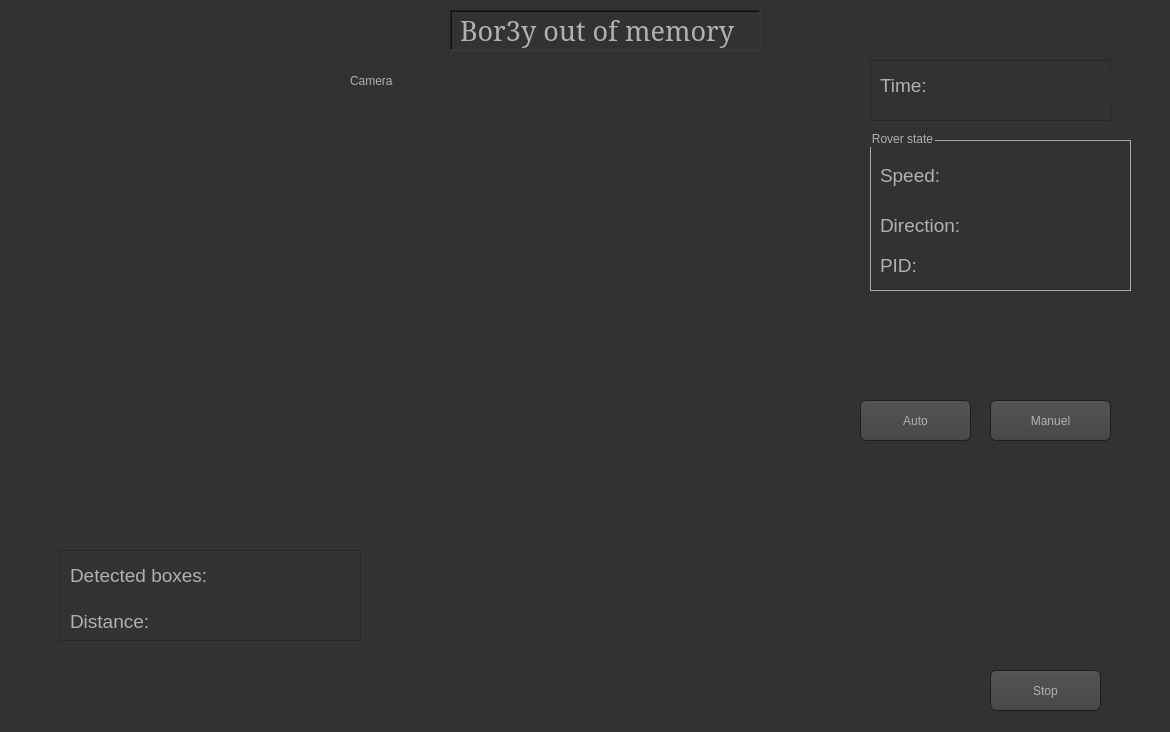
This is Ros2_ws/src/gui/gui/ui/rover_main.ui in youssef1404/Cleaning_Robot_Project as Qt 5 draws it before an edit. The edited form follows.
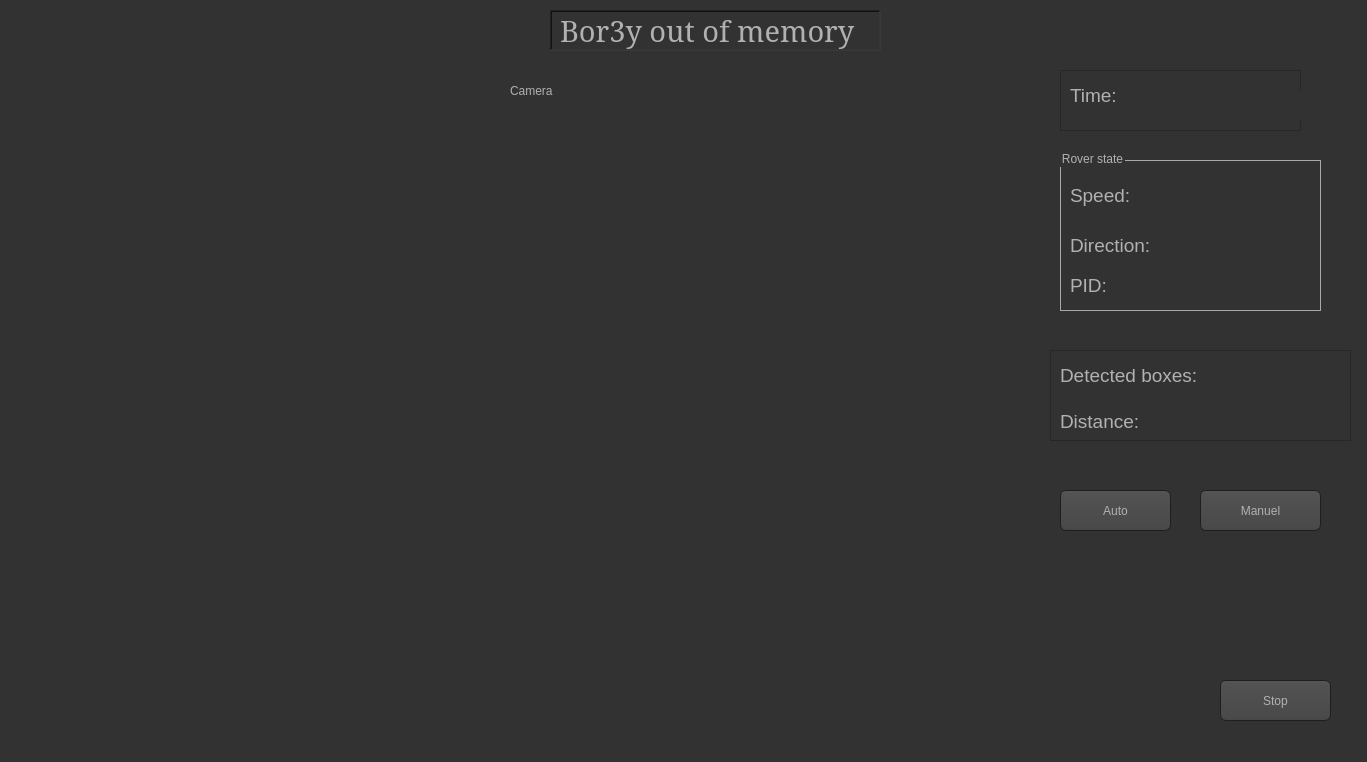
This is the edited form. Icons and pictures are not drawn.

The edit to the form file:
```diff
--- a/Ros2_ws/src/gui/gui/ui/rover_main.ui
+++ b/Ros2_ws/src/gui/gui/ui/rover_main.ui
@@ -6,10 +6,452 @@
    <rect>
     <x>0</x>
     <y>0</y>
-    <width>1170</width>
-    <height>732</height>
+    <width>1367</width>
+    <height>762</height>
    </rect>
   </property>
+  <property name="palette">
+   <palette>
+    <active>
+     <colorrole role="WindowText">
+      <brush brushstyle="SolidPattern">
+       <color alpha="255">
+        <red>0</red>
+        <green>0</green>
+        <blue>0</blue>
+       </color>
+      </brush>
+     </colorrole>
+     <colorrole role="Button">
+      <brush brushstyle="SolidPattern">
+       <color alpha="255">
+        <red>224</red>
+        <green>27</green>
+        <blue>36</blue>
+       </color>
+      </brush>
+     </colorrole>
+     <colorrole role="Light">
+      <brush brushstyle="SolidPattern">
+       <color alpha="255">
+        <red>255</red>
+        <green>112</green>
+        <blue>118</blue>
+       </color>
+      </brush>
+     </colorrole>
+     <colorrole role="Midlight">
+      <brush brushstyle="SolidPattern">
+       <color alpha="255">
+        <red>239</red>
+        <green>69</green>
+        <blue>77</blue>
+       </color>
+      </brush>
+     </colorrole>
+     <colorrole role="Dark">
+      <brush brushstyle="SolidPattern">
+       <color alpha="255">
+        <red>112</red>
+        <green>13</green>
+        <blue>18</blue>
+       </color>
+      </brush>
+     </colorrole>
+     <colorrole role="Mid">
+      <brush brushstyle="SolidPattern">
+       <color alpha="255">
+        <red>149</red>
+        <green>18</green>
+        <blue>24</blue>
+       </color>
+      </brush>
+     </colorrole>
+     <colorrole role="Text">
+      <brush brushstyle="SolidPattern">
+       <color alpha="255">
+        <red>0</red>
+        <green>0</green>
+        <blue>0</blue>
+       </color>
+      </brush>
+     </colorrole>
+     <colorrole role="BrightText">
+      <brush brushstyle="SolidPattern">
+       <color alpha="255">
+        <red>255</red>
+        <green>255</green>
+        <blue>255</blue>
+       </color>
+      </brush>
+     </colorrole>
+     <colorrole role="ButtonText">
+      <brush brushstyle="SolidPattern">
+       <color alpha="255">
+        <red>0</red>
+        <green>0</green>
+        <blue>0</blue>
+       </color>
+      </brush>
+     </colorrole>
+     <colorrole role="Base">
+      <brush brushstyle="SolidPattern">
+       <color alpha="255">
+        <red>255</red>
+        <green>255</green>
+        <blue>255</blue>
+       </color>
+      </brush>
+     </colorrole>
+     <colorrole role="Window">
+      <brush brushstyle="SolidPattern">
+       <color alpha="255">
+        <red>224</red>
+        <green>27</green>
+        <blue>36</blue>
+       </color>
+      </brush>
+     </colorrole>
+     <colorrole role="Shadow">
+      <brush brushstyle="SolidPattern">
+       <color alpha="255">
+        <red>0</red>
+        <green>0</green>
+        <blue>0</blue>
+       </color>
+      </brush>
+     </colorrole>
+     <colorrole role="AlternateBase">
+      <brush brushstyle="SolidPattern">
+       <color alpha="255">
+        <red>239</red>
+        <green>141</green>
+        <blue>145</blue>
+       </color>
+      </brush>
+     </colorrole>
+     <colorrole role="ToolTipBase">
+      <brush brushstyle="SolidPattern">
+       <color alpha="255">
+        <red>255</red>
+        <green>255</green>
+        <blue>220</blue>
+       </color>
+      </brush>
+     </colorrole>
+     <colorrole role="ToolTipText">
+      <brush brushstyle="SolidPattern">
+       <color alpha="255">
+        <red>0</red>
+        <green>0</green>
+        <blue>0</blue>
+       </color>
+      </brush>
+     </colorrole>
+     <colorrole role="PlaceholderText">
+      <brush brushstyle="SolidPattern">
+       <color alpha="128">
+        <red>0</red>
+        <green>0</green>
+        <blue>0</blue>
+       </color>
+      </brush>
+     </colorrole>
+    </active>
+    <inactive>
+     <colorrole role="WindowText">
+      <brush brushstyle="SolidPattern">
+       <color alpha="255">
+        <red>0</red>
+        <green>0</green>
+        <blue>0</blue>
+       </color>
+      </brush>
+     </colorrole>
+     <colorrole role="Button">
+      <brush brushstyle="SolidPattern">
+       <color alpha="255">
+        <red>224</red>
+        <green>27</green>
+        <blue>36</blue>
+       </color>
+      </brush>
+     </colorrole>
+     <colorrole role="Light">
+      <brush brushstyle="SolidPattern">
+       <color alpha="255">
+        <red>255</red>
+        <green>112</green>
+        <blue>118</blue>
+       </color>
+      </brush>
+     </colorrole>
+     <colorrole role="Midlight">
+      <brush brushstyle="SolidPattern">
+       <color alpha="255">
+        <red>239</red>
+        <green>69</green>
+        <blue>77</blue>
+       </color>
+      </brush>
+     </colorrole>
+     <colorrole role="Dark">
+      <brush brushstyle="SolidPattern">
+       <color alpha="255">
+        <red>112</red>
+        <green>13</green>
+        <blue>18</blue>
+       </color>
+      </brush>
+     </colorrole>
+     <colorrole role="Mid">
+      <brush brushstyle="SolidPattern">
+       <color alpha="255">
+        <red>149</red>
+        <green>18</green>
+        <blue>24</blue>
+       </color>
+      </brush>
+     </colorrole>
+     <colorrole role="Text">
+      <brush brushstyle="SolidPattern">
+       <color alpha="255">
+        <red>0</red>
+        <green>0</green>
+        <blue>0</blue>
+       </color>
+      </brush>
+     </colorrole>
+     <colorrole role="BrightText">
+      <brush brushstyle="SolidPattern">
+       <color alpha="255">
+        <red>255</red>
+        <green>255</green>
+        <blue>255</blue>
+       </color>
+      </brush>
+     </colorrole>
+     <colorrole role="ButtonText">
+      <brush brushstyle="SolidPattern">
+       <color alpha="255">
+        <red>0</red>
+        <green>0</green>
+        <blue>0</blue>
+       </color>
+      </brush>
+     </colorrole>
+     <colorrole role="Base">
+      <brush brushstyle="SolidPattern">
+       <color alpha="255">
+        <red>255</red>
+        <green>255</green>
+        <blue>255</blue>
+       </color>
+      </brush>
+     </colorrole>
+     <colorrole role="Window">
+      <brush brushstyle="SolidPattern">
+       <color alpha="255">
+        <red>224</red>
+        <green>27</green>
+        <blue>36</blue>
+       </color>
+      </brush>
+     </colorrole>
+     <colorrole role="Shadow">
+      <brush brushstyle="SolidPattern">
+       <color alpha="255">
+        <red>0</red>
+        <green>0</green>
+        <blue>0</blue>
+       </color>
+      </brush>
+     </colorrole>
+     <colorrole role="AlternateBase">
+      <brush brushstyle="SolidPattern">
+       <color alpha="255">
+        <red>239</red>
+        <green>141</green>
+        <blue>145</blue>
+       </color>
+      </brush>
+     </colorrole>
+     <colorrole role="ToolTipBase">
+      <brush brushstyle="SolidPattern">
+       <color alpha="255">
+        <red>255</red>
+        <green>255</green>
+        <blue>220</blue>
+       </color>
+      </brush>
+     </colorrole>
+     <colorrole role="ToolTipText">
+      <brush brushstyle="SolidPattern">
+       <color alpha="255">
+        <red>0</red>
+        <green>0</green>
+        <blue>0</blue>
+       </color>
+      </brush>
+     </colorrole>
+     <colorrole role="PlaceholderText">
+      <brush brushstyle="SolidPattern">
+       <color alpha="128">
+        <red>0</red>
+        <green>0</green>
+        <blue>0</blue>
+       </color>
+      </brush>
+     </colorrole>
+    </inactive>
+    <disabled>
+     <colorrole role="WindowText">
+      <brush brushstyle="SolidPattern">
+       <color alpha="255">
+        <red>112</red>
+        <green>13</green>
+        <blue>18</blue>
+       </color>
+      </brush>
+     </colorrole>
+     <colorrole role="Button">
+      <brush brushstyle="SolidPattern">
+       <color alpha="255">
+        <red>224</red>
+        <green>27</green>
+        <blue>36</blue>
+       </color>
+      </brush>
+     </colorrole>
+     <colorrole role="Light">
+      <brush brushstyle="SolidPattern">
+       <color alpha="255">
+        <red>255</red>
+        <green>112</green>
+        <blue>118</blue>
+       </color>
+      </brush>
+     </colorrole>
+     <colorrole role="Midlight">
+      <brush brushstyle="SolidPattern">
+       <color alpha="255">
+        <red>239</red>
+        <green>69</green>
+        <blue>77</blue>
+       </color>
+      </brush>
+     </colorrole>
+     <colorrole role="Dark">
+      <brush brushstyle="SolidPattern">
+       <color alpha="255">
+        <red>112</red>
+        <green>13</green>
+        <blue>18</blue>
+       </color>
+      </brush>
+     </colorrole>
+     <colorrole role="Mid">
+      <brush brushstyle="SolidPattern">
+       <color alpha="255">
+        <red>149</red>
+        <green>18</green>
+        <blue>24</blue>
+       </color>
+      </brush>
+     </colorrole>
+     <colorrole role="Text">
+      <brush brushstyle="SolidPattern">
+       <color alpha="255">
+        <red>112</red>
+        <green>13</green>
+        <blue>18</blue>
+       </color>
+      </brush>
+     </colorrole>
+     <colorrole role="BrightText">
+      <brush brushstyle="SolidPattern">
+       <color alpha="255">
+        <red>255</red>
+        <green>255</green>
+        <blue>255</blue>
+       </color>
+      </brush>
+     </colorrole>
+     <colorrole role="ButtonText">
+      <brush brushstyle="SolidPattern">
+       <color alpha="255">
+        <red>112</red>
+        <green>13</green>
+        <blue>18</blue>
+       </color>
+      </brush>
+     </colorrole>
+     <colorrole role="Base">
+      <brush brushstyle="SolidPattern">
+       <color alpha="255">
+        <red>224</red>
+        <green>27</green>
+        <blue>36</blue>
+       </color>
+      </brush>
+     </colorrole>
+     <colorrole role="Window">
+      <brush brushstyle="SolidPattern">
+       <color alpha="255">
+        <red>224</red>
+        <green>27</green>
+        <blue>36</blue>
+       </color>
+      </brush>
+     </colorrole>
+     <colorrole role="Shadow">
+      <brush brushstyle="SolidPattern">
+       <color alpha="255">
+        <red>0</red>
+        <green>0</green>
+        <blue>0</blue>
+       </color>
+      </brush>
+     </colorrole>
+     <colorrole role="AlternateBase">
+      <brush brushstyle="SolidPattern">
+       <color alpha="255">
+        <red>224</red>
+        <green>27</green>
+        <blue>36</blue>
+       </color>
+      </brush>
+     </colorrole>
+     <colorrole role="ToolTipBase">
+      <brush brushstyle="SolidPattern">
+       <color alpha="255">
+        <red>255</red>
+        <green>255</green>
+        <blue>220</blue>
+       </color>
+      </brush>
+     </colorrole>
+     <colorrole role="ToolTipText">
+      <brush brushstyle="SolidPattern">
+       <color alpha="255">
+        <red>0</red>
+        <green>0</green>
+        <blue>0</blue>
+       </color>
+      </brush>
+     </colorrole>
+     <colorrole role="PlaceholderText">
+      <brush brushstyle="SolidPattern">
+       <color alpha="128">
+        <red>0</red>
+        <green>0</green>
+        <blue>0</blue>
+       </color>
+      </brush>
+     </colorrole>
+    </disabled>
+   </palette>
+  </property>
   <property name="font">
    <font>
     <stylestrategy>PreferDefault</stylestrategy>
@@ -541,8 +983,8 @@
   <widget class="QGroupBox" name="groupBox">
    <property name="geometry">
     <rect>
-     <x>870</x>
-     <y>130</y>
+     <x>1060</x>
+     <y>150</y>
      <width>261</width>
      <height>161</height>
     </rect>
@@ -657,8 +1099,8 @@
   <widget class="QFrame" name="frame_4">
    <property name="geometry">
     <rect>
-     <x>60</x>
-     <y>550</y>
+     <x>1050</x>
+     <y>350</y>
      <width>301</width>
      <height>91</height>
     </rect>
@@ -721,7 +1163,7 @@
    <widget class="QLabel" name="dis_label">
     <property name="geometry">
      <rect>
-      <x>140</x>
+      <x>150</x>
       <y>50</y>
       <width>91</width>
       <height>31</height>
@@ -735,10 +1177,10 @@
   <widget class="QLabel" name="camera_label">
    <property name="geometry">
     <rect>
-     <x>30</x>
-     <y>70</y>
-     <width>741</width>
-     <height>421</height>
+     <x>60</x>
+     <y>120</y>
+     <width>960</width>
+     <height>540</height>
     </rect>
    </property>
    <property name="text">
@@ -748,16 +1190,458 @@
   <widget class="QLabel" name="label_9">
    <property name="geometry">
     <rect>
-     <x>450</x>
+     <x>550</x>
      <y>10</y>
-     <width>311</width>
+     <width>331</width>
      <height>41</height>
     </rect>
    </property>
+   <property name="palette">
+    <palette>
+     <active>
+      <colorrole role="WindowText">
+       <brush brushstyle="SolidPattern">
+        <color alpha="255">
+         <red>255</red>
+         <green>255</green>
+         <blue>255</blue>
+        </color>
+       </brush>
+      </colorrole>
+      <colorrole role="Button">
+       <brush brushstyle="SolidPattern">
+        <color alpha="255">
+         <red>0</red>
+         <green>0</green>
+         <blue>0</blue>
+        </color>
+       </brush>
+      </colorrole>
+      <colorrole role="Light">
+       <brush brushstyle="SolidPattern">
+        <color alpha="255">
+         <red>0</red>
+         <green>0</green>
+         <blue>0</blue>
+        </color>
+       </brush>
+      </colorrole>
+      <colorrole role="Midlight">
+       <brush brushstyle="SolidPattern">
+        <color alpha="255">
+         <red>0</red>
+         <green>0</green>
+         <blue>0</blue>
+        </color>
+       </brush>
+      </colorrole>
+      <colorrole role="Dark">
+       <brush brushstyle="SolidPattern">
+        <color alpha="255">
+         <red>0</red>
+         <green>0</green>
+         <blue>0</blue>
+        </color>
+       </brush>
+      </colorrole>
+      <colorrole role="Mid">
+       <brush brushstyle="SolidPattern">
+        <color alpha="255">
+         <red>0</red>
+         <green>0</green>
+         <blue>0</blue>
+        </color>
+       </brush>
+      </colorrole>
+      <colorrole role="Text">
+       <brush brushstyle="SolidPattern">
+        <color alpha="255">
+         <red>255</red>
+         <green>255</green>
+         <blue>255</blue>
+        </color>
+       </brush>
+      </colorrole>
+      <colorrole role="BrightText">
+       <brush brushstyle="SolidPattern">
+        <color alpha="255">
+         <red>255</red>
+         <green>255</green>
+         <blue>255</blue>
+        </color>
+       </brush>
+      </colorrole>
+      <colorrole role="ButtonText">
+       <brush brushstyle="SolidPattern">
+        <color alpha="255">
+         <red>255</red>
+         <green>255</green>
+         <blue>255</blue>
+        </color>
+       </brush>
+      </colorrole>
+      <colorrole role="Base">
+       <brush brushstyle="SolidPattern">
+        <color alpha="255">
+         <red>0</red>
+         <green>0</green>
+         <blue>0</blue>
+        </color>
+       </brush>
+      </colorrole>
+      <colorrole role="Window">
+       <brush brushstyle="SolidPattern">
+        <color alpha="255">
+         <red>0</red>
+         <green>0</green>
+         <blue>0</blue>
+        </color>
+       </brush>
+      </colorrole>
+      <colorrole role="Shadow">
+       <brush brushstyle="SolidPattern">
+        <color alpha="255">
+         <red>0</red>
+         <green>0</green>
+         <blue>0</blue>
+        </color>
+       </brush>
+      </colorrole>
+      <colorrole role="AlternateBase">
+       <brush brushstyle="SolidPattern">
+        <color alpha="255">
+         <red>0</red>
+         <green>0</green>
+         <blue>0</blue>
+        </color>
+       </brush>
+      </colorrole>
+      <colorrole role="ToolTipBase">
+       <brush brushstyle="SolidPattern">
+        <color alpha="255">
+         <red>255</red>
+         <green>255</green>
+         <blue>220</blue>
+        </color>
+       </brush>
+      </colorrole>
+      <colorrole role="ToolTipText">
+       <brush brushstyle="SolidPattern">
+        <color alpha="255">
+         <red>0</red>
+         <green>0</green>
+         <blue>0</blue>
+        </color>
+       </brush>
+      </colorrole>
+      <colorrole role="PlaceholderText">
+       <brush brushstyle="SolidPattern">
+        <color alpha="128">
+         <red>255</red>
+         <green>255</green>
+         <blue>255</blue>
+        </color>
+       </brush>
+      </colorrole>
+     </active>
+     <inactive>
+      <colorrole role="WindowText">
+       <brush brushstyle="SolidPattern">
+        <color alpha="255">
+         <red>255</red>
+         <green>255</green>
+         <blue>255</blue>
+        </color>
+       </brush>
+      </colorrole>
+      <colorrole role="Button">
+       <brush brushstyle="SolidPattern">
+        <color alpha="255">
+         <red>0</red>
+         <green>0</green>
+         <blue>0</blue>
+        </color>
+       </brush>
+      </colorrole>
+      <colorrole role="Light">
+       <brush brushstyle="SolidPattern">
+        <color alpha="255">
+         <red>0</red>
+         <green>0</green>
+         <blue>0</blue>
+        </color>
+       </brush>
+      </colorrole>
+      <colorrole role="Midlight">
+       <brush brushstyle="SolidPattern">
+        <color alpha="255">
+         <red>0</red>
+         <green>0</green>
+         <blue>0</blue>
+        </color>
+       </brush>
+      </colorrole>
+      <colorrole role="Dark">
+       <brush brushstyle="SolidPattern">
+        <color alpha="255">
+         <red>0</red>
+         <green>0</green>
+         <blue>0</blue>
+        </color>
+       </brush>
+      </colorrole>
+      <colorrole role="Mid">
+       <brush brushstyle="SolidPattern">
+        <color alpha="255">
+         <red>0</red>
+         <green>0</green>
+         <blue>0</blue>
+        </color>
+       </brush>
+      </colorrole>
+      <colorrole role="Text">
+       <brush brushstyle="SolidPattern">
+        <color alpha="255">
+         <red>255</red>
+         <green>255</green>
+         <blue>255</blue>
+        </color>
+       </brush>
+      </colorrole>
+      <colorrole role="BrightText">
+       <brush brushstyle="SolidPattern">
+        <color alpha="255">
+         <red>255</red>
+         <green>255</green>
+         <blue>255</blue>
+        </color>
+       </brush>
+      </colorrole>
+      <colorrole role="ButtonText">
+       <brush brushstyle="SolidPattern">
+        <color alpha="255">
+         <red>255</red>
+         <green>255</green>
+         <blue>255</blue>
+        </color>
+       </brush>
+      </colorrole>
+      <colorrole role="Base">
+       <brush brushstyle="SolidPattern">
+        <color alpha="255">
+         <red>0</red>
+         <green>0</green>
+         <blue>0</blue>
+        </color>
+       </brush>
+      </colorrole>
+      <colorrole role="Window">
+       <brush brushstyle="SolidPattern">
+        <color alpha="255">
+         <red>0</red>
+         <green>0</green>
+         <blue>0</blue>
+        </color>
+       </brush>
+      </colorrole>
+      <colorrole role="Shadow">
+       <brush brushstyle="SolidPattern">
+        <color alpha="255">
+         <red>0</red>
+         <green>0</green>
+         <blue>0</blue>
+        </color>
+       </brush>
+      </colorrole>
+      <colorrole role="AlternateBase">
+       <brush brushstyle="SolidPattern">
+        <color alpha="255">
+         <red>0</red>
+         <green>0</green>
+         <blue>0</blue>
+        </color>
+       </brush>
+      </colorrole>
+      <colorrole role="ToolTipBase">
+       <brush brushstyle="SolidPattern">
+        <color alpha="255">
+         <red>255</red>
+         <green>255</green>
+         <blue>220</blue>
+        </color>
+       </brush>
+      </colorrole>
+      <colorrole role="ToolTipText">
+       <brush brushstyle="SolidPattern">
+        <color alpha="255">
+         <red>0</red>
+         <green>0</green>
+         <blue>0</blue>
+        </color>
+       </brush>
+      </colorrole>
+      <colorrole role="PlaceholderText">
+       <brush brushstyle="SolidPattern">
+        <color alpha="128">
+         <red>255</red>
+         <green>255</green>
+         <blue>255</blue>
+        </color>
+       </brush>
+      </colorrole>
+     </inactive>
+     <disabled>
+      <colorrole role="WindowText">
+       <brush brushstyle="SolidPattern">
+        <color alpha="255">
+         <red>0</red>
+         <green>0</green>
+         <blue>0</blue>
+        </color>
+       </brush>
+      </colorrole>
+      <colorrole role="Button">
+       <brush brushstyle="SolidPattern">
+        <color alpha="255">
+         <red>0</red>
+         <green>0</green>
+         <blue>0</blue>
+        </color>
+       </brush>
+      </colorrole>
+      <colorrole role="Light">
+       <brush brushstyle="SolidPattern">
+        <color alpha="255">
+         <red>0</red>
+         <green>0</green>
+         <blue>0</blue>
+        </color>
+       </brush>
+      </colorrole>
+      <colorrole role="Midlight">
+       <brush brushstyle="SolidPattern">
+        <color alpha="255">
+         <red>0</red>
+         <green>0</green>
+         <blue>0</blue>
+        </color>
+       </brush>
+      </colorrole>
+      <colorrole role="Dark">
+       <brush brushstyle="SolidPattern">
+        <color alpha="255">
+         <red>0</red>
+         <green>0</green>
+         <blue>0</blue>
+        </color>
+       </brush>
+      </colorrole>
+      <colorrole role="Mid">
+       <brush brushstyle="SolidPattern">
+        <color alpha="255">
+         <red>0</red>
+         <green>0</green>
+         <blue>0</blue>
+        </color>
+       </brush>
+      </colorrole>
+      <colorrole role="Text">
+       <brush brushstyle="SolidPattern">
+        <color alpha="255">
+         <red>0</red>
+         <green>0</green>
+         <blue>0</blue>
+        </color>
+       </brush>
+      </colorrole>
+      <colorrole role="BrightText">
+       <brush brushstyle="SolidPattern">
+        <color alpha="255">
+         <red>255</red>
+         <green>255</green>
+         <blue>255</blue>
+        </color>
+       </brush>
+      </colorrole>
+      <colorrole role="ButtonText">
+       <brush brushstyle="SolidPattern">
+        <color alpha="255">
+         <red>0</red>
+         <green>0</green>
+         <blue>0</blue>
+        </color>
+       </brush>
+      </colorrole>
+      <colorrole role="Base">
+       <brush brushstyle="SolidPattern">
+        <color alpha="255">
+         <red>0</red>
+         <green>0</green>
+         <blue>0</blue>
+        </color>
+       </brush>
+      </colorrole>
+      <colorrole role="Window">
+       <brush brushstyle="SolidPattern">
+        <color alpha="255">
+         <red>0</red>
+         <green>0</green>
+         <blue>0</blue>
+        </color>
+       </brush>
+      </colorrole>
+      <colorrole role="Shadow">
+       <brush brushstyle="SolidPattern">
+        <color alpha="255">
+         <red>0</red>
+         <green>0</green>
+         <blue>0</blue>
+        </color>
+       </brush>
+      </colorrole>
+      <colorrole role="AlternateBase">
+       <brush brushstyle="SolidPattern">
+        <color alpha="255">
+         <red>0</red>
+         <green>0</green>
+         <blue>0</blue>
+        </color>
+       </brush>
+      </colorrole>
+      <colorrole role="ToolTipBase">
+       <brush brushstyle="SolidPattern">
+        <color alpha="255">
+         <red>255</red>
+         <green>255</green>
+         <blue>220</blue>
+        </color>
+       </brush>
+      </colorrole>
+      <colorrole role="ToolTipText">
+       <brush brushstyle="SolidPattern">
+        <color alpha="255">
+         <red>0</red>
+         <green>0</green>
+         <blue>0</blue>
+        </color>
+       </brush>
+      </colorrole>
+      <colorrole role="PlaceholderText">
+       <brush brushstyle="SolidPattern">
+        <color alpha="128">
+         <red>255</red>
+         <green>255</green>
+         <blue>255</blue>
+        </color>
+       </brush>
+      </colorrole>
+     </disabled>
+    </palette>
+   </property>
    <property name="font">
     <font>
      <family>Serif</family>
-     <pointsize>20</pointsize>
+     <pointsize>22</pointsize>
     </font>
    </property>
    <property name="frameShape">
@@ -766,6 +1650,9 @@
    <property name="frameShadow">
     <enum>QFrame::Sunken</enum>
    </property>
+   <property name="lineWidth">
+    <number>5</number>
+   </property>
    <property name="text">
     <string>Bor3y out of memory</string>
    </property>
@@ -776,8 +1663,8 @@
   <widget class="QPushButton" name="manuel_button">
    <property name="geometry">
     <rect>
-     <x>990</x>
-     <y>400</y>
+     <x>1200</x>
+     <y>490</y>
      <width>121</width>
      <height>41</height>
     </rect>
@@ -801,8 +1688,8 @@
   <widget class="QPushButton" name="auto_button">
    <property name="geometry">
     <rect>
-     <x>860</x>
-     <y>400</y>
+     <x>1060</x>
+     <y>490</y>
      <width>111</width>
      <height>41</height>
     </rect>
@@ -826,8 +1713,8 @@
   <widget class="QFrame" name="frame_2">
    <property name="geometry">
     <rect>
-     <x>870</x>
-     <y>60</y>
+     <x>1060</x>
+     <y>70</y>
      <width>241</width>
      <height>61</height>
     </rect>
@@ -842,7 +1729,7 @@
     <property name="geometry">
      <rect>
       <x>70</x>
-      <y>10</y>
+      <y>20</y>
       <width>171</width>
       <height>31</height>
      </rect>
@@ -878,8 +1765,8 @@
   <widget class="QPushButton" name="stop_button">
    <property name="geometry">
     <rect>
-     <x>990</x>
-     <y>670</y>
+     <x>1220</x>
+     <y>680</y>
      <width>111</width>
      <height>41</height>
     </rect>
@@ -903,8 +1790,8 @@
   <widget class="QLabel" name="label">
    <property name="geometry">
     <rect>
-     <x>350</x>
-     <y>70</y>
+     <x>510</x>
+     <y>80</y>
      <width>101</width>
      <height>21</height>
     </rect>
```
